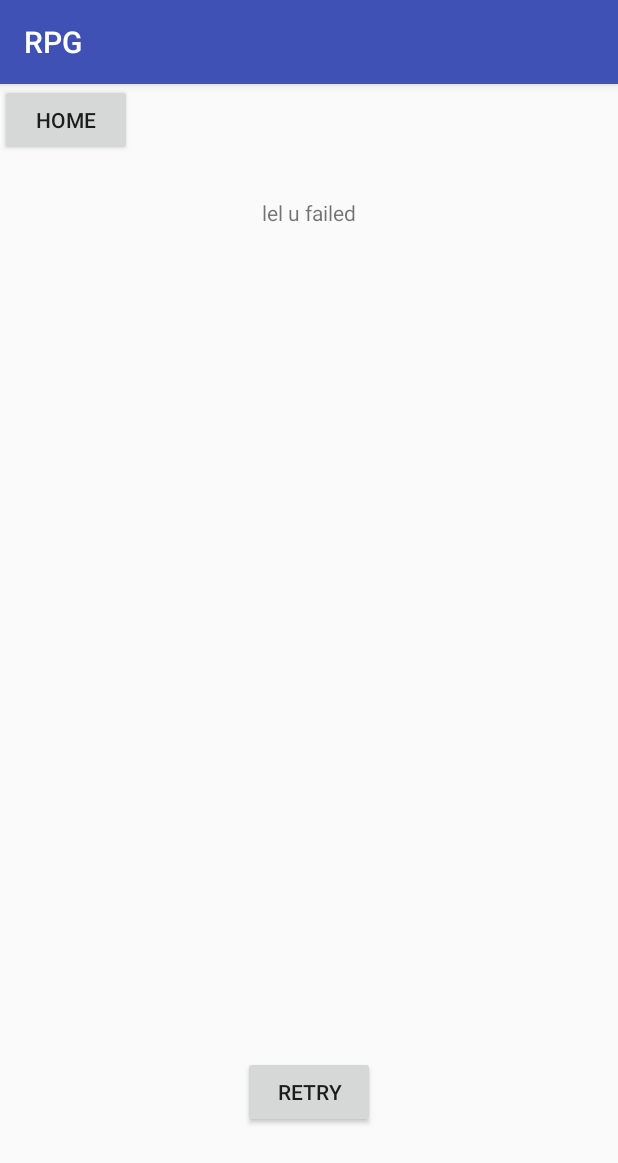
After one commit to noodlegg/RPG, an Android app: the GameOver screen opened directly, with no data from a screen before it, on a phone screen of 412 x 824 dp. The commit adds this screen. Shown: the top 1163 px of the screen. Run offline under Robolectric (Android 15) with nearby library versions, the phone set to English and light mode, and no system bars.

Commit message:
Added timer with option to fail commands
The game also keeps track of the score now, but this is not yet passed to the game over screen.

```diff
--- a/app/src/main/AndroidManifest.xml
+++ b/app/src/main/AndroidManifest.xml
@@ -22,6 +22,7 @@
         <activity android:name=".ShakeMechanic" />
         <activity android:name=".CompassMechanic" />
         <activity android:name=".SoloGame" />
+        <activity android:name=".GameOver" />
         <activity android:name=".MultiplayerConnection" />
     </application>
     <!-- Require that the device has an accelerometer -->
--- /dev/null
+++ b/app/src/main/java/com/example/sword/rpg/GameOver.java
@@ -0,0 +1,38 @@
+package com.example.sword.rpg;
+
+import android.content.Intent;
+import android.os.Bundle;
+import android.support.v7.app.AppCompatActivity;
+import android.view.View;
+import android.widget.Button;
+
+/**
+ * Created by s161756 on 22-3-2018.
+ */
+
+public class GameOver extends AppCompatActivity {
+
+    @Override
+    protected void onCreate(Bundle savedInstanceState) {
+        super.onCreate(savedInstanceState);
+        setContentView(R.layout.activity_game_over);
+        Button homeButton = findViewById(R.id.home_button);
+        homeButton.setOnClickListener(new View.OnClickListener() {
+            public void onClick(View v) {toHome(); }
+        });
+        Button retryButton = (Button) findViewById(R.id.retry_button);
+        retryButton.setOnClickListener(new View.OnClickListener() {
+            public void onClick(View v) {playAgain(); }
+        });
+    }
+
+    protected void toHome() {
+        Intent intent = new Intent(this, Home.class);
+        startActivity(intent);
+    }
+
+    protected void playAgain() {
+        Intent intent = new Intent(this, SoloGame.class);
+        startActivity(intent);
+    }
+}
--- /dev/null
+++ b/app/src/main/res/layout/activity_game_over.xml
@@ -0,0 +1,37 @@
+<?xml version="1.0" encoding="utf-8"?>
+<android.support.constraint.ConstraintLayout xmlns:android="http://schemas.android.com/apk/res/android"
+    xmlns:app="http://schemas.android.com/apk/res-auto"
+    android:layout_width="match_parent"
+    android:layout_height="match_parent">
+
+    <Button
+        android:id="@+id/retry_button"
+        android:layout_width="wrap_content"
+        android:layout_height="wrap_content"
+        android:layout_marginBottom="72dp"
+        android:text="Retry"
+        app:layout_constraintBottom_toBottomOf="parent"
+        app:layout_constraintEnd_toEndOf="parent"
+        app:layout_constraintStart_toStartOf="parent" />
+
+    <Button
+        android:id="@+id/home_button"
+        android:layout_width="wrap_content"
+        android:layout_height="wrap_content"
+        android:layout_marginBottom="24dp"
+        android:text="Home"
+        app:layout_constraintBottom_toTopOf="@+id/button2"
+        app:layout_constraintEnd_toEndOf="@+id/button2"
+        app:layout_constraintHorizontal_bias="0.0"
+        app:layout_constraintStart_toStartOf="@+id/button2" />
+
+    <TextView
+        android:id="@+id/textView2"
+        android:layout_width="wrap_content"
+        android:layout_height="wrap_content"
+        android:layout_marginTop="76dp"
+        android:text="lel u failed"
+        app:layout_constraintEnd_toEndOf="parent"
+        app:layout_constraintStart_toStartOf="parent"
+        app:layout_constraintTop_toTopOf="parent" />
+</android.support.constraint.ConstraintLayout>
```
Also changed, not shown: app/src/main/java/com/example/sword/rpg/EmptyFragment.java (added, +20 -0 lines), app/src/main/java/com/example/sword/rpg/SoloGame.java (+64 -26 lines), app/src/main/java/com/example/sword/rpg/TimerFragment.java (added, +58 -0 lines), app/src/main/res/layout/activity_solo_game.xml (+17 -3 lines), app/src/main/res/layout/fragment_empty.xml (added, +7 -0 lines), app/src/main/res/layout/fragment_timer.xml (added, +17 -0 lines).
